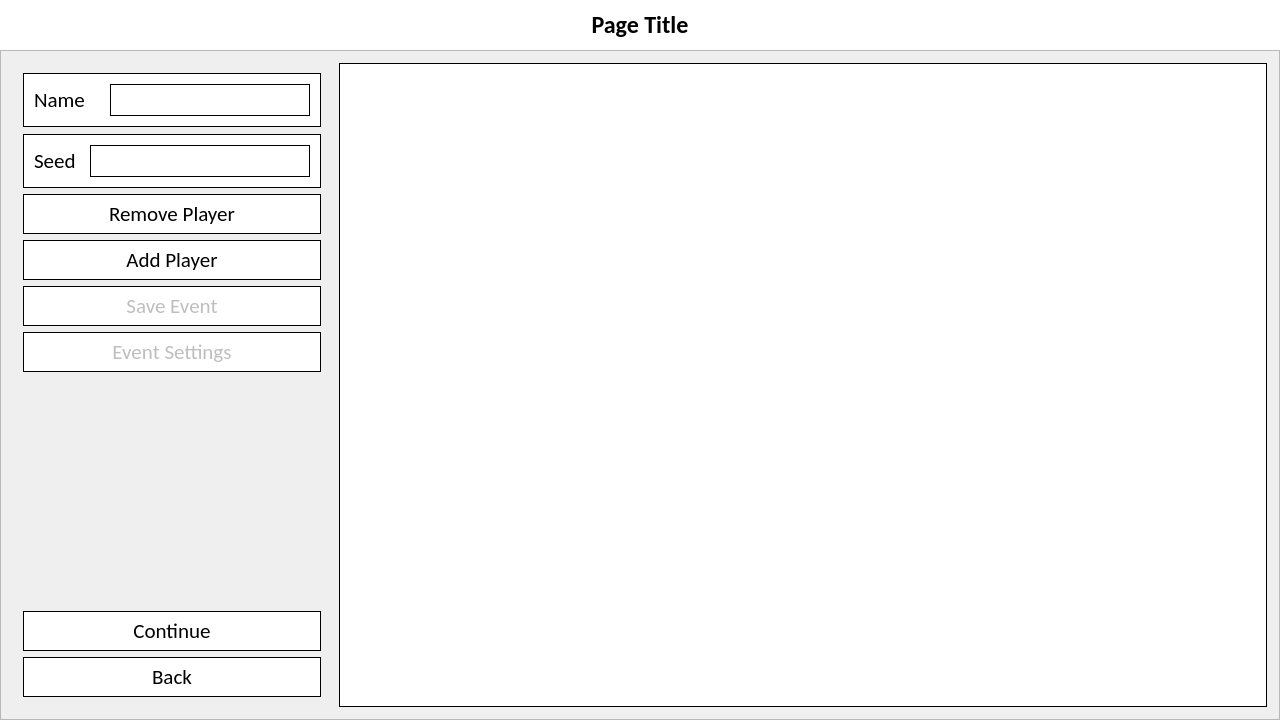
WatkingStudio/Tournament-Creator, file forms/mainwindow.ui: the form before one commit.
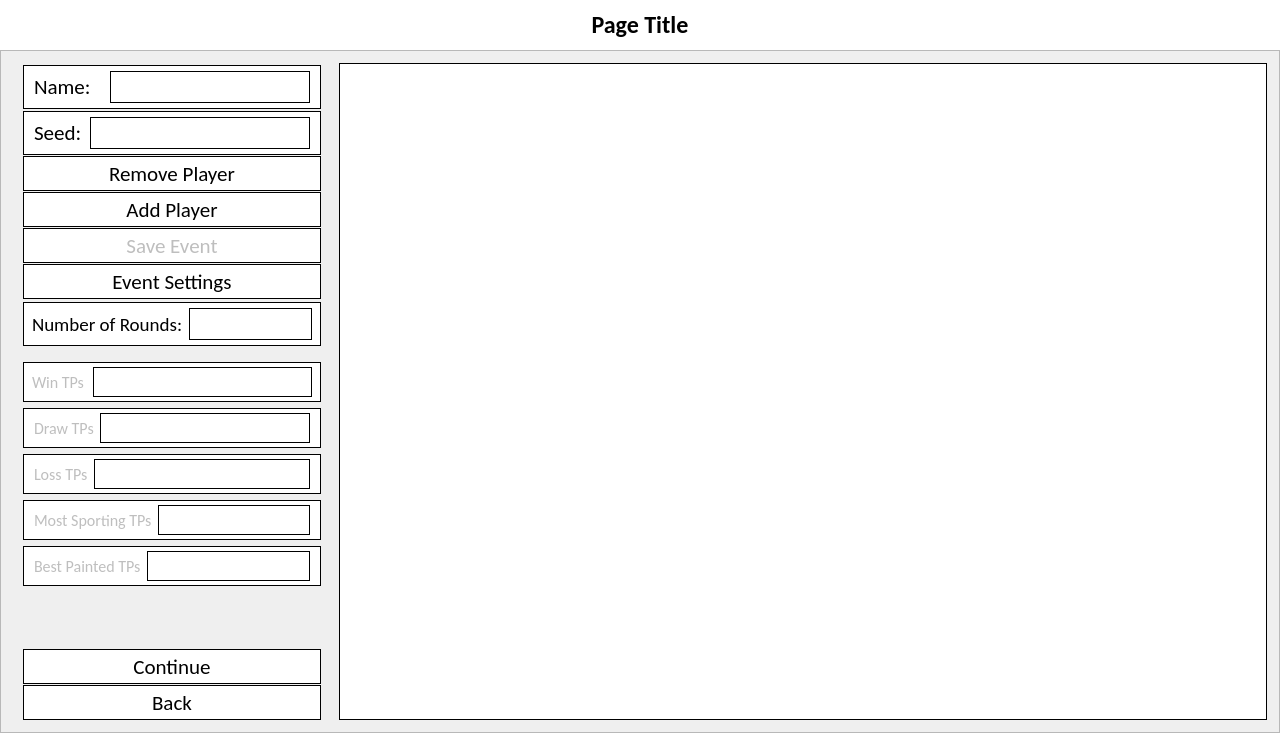
The form after the commit. The open tabs and pages were chosen to show the change. Icons and pictures are not drawn.

Commit message: Rounds and Values Added

Diff of the .ui file:
```diff
--- a/forms/mainwindow.ui
+++ b/forms/mainwindow.ui
@@ -7,7 +7,7 @@
     <x>0</x>
     <y>0</y>
     <width>1280</width>
-    <height>720</height>
+    <height>733</height>
    </rect>
   </property>
   <property name="windowTitle">
@@ -110,7 +110,7 @@
          <x>0</x>
          <y>0</y>
          <width>1278</width>
-         <height>668</height>
+         <height>681</height>
         </rect>
        </property>
        <layout class="QGridLayout" name="gridLayout">
@@ -256,7 +256,7 @@
               <property name="minimumSize">
                <size>
                 <width>175</width>
-                <height>430</height>
+                <height>600</height>
                </size>
               </property>
               <property name="maximumSize">
@@ -266,17 +266,32 @@
                </size>
               </property>
               <layout class="QVBoxLayout" name="verticalLayout_3">
+               <property name="spacing">
+                <number>1</number>
+               </property>
+               <property name="topMargin">
+                <number>1</number>
+               </property>
+               <property name="bottomMargin">
+                <number>1</number>
+               </property>
                <item>
                 <widget class="QWidget" name="playerInputWidget" native="true">
                  <property name="minimumSize">
                   <size>
                    <width>160</width>
-                   <height>108</height>
+                   <height>92</height>
+                  </size>
+                 </property>
+                 <property name="maximumSize">
+                  <size>
+                   <width>16777215</width>
+                   <height>94</height>
                   </size>
                  </property>
                  <layout class="QVBoxLayout" name="verticalLayout_4">
                   <property name="spacing">
-                   <number>7</number>
+                   <number>2</number>
                   </property>
                   <property name="leftMargin">
                    <number>0</number>
@@ -295,13 +310,25 @@
                     <property name="minimumSize">
                      <size>
                       <width>160</width>
-                      <height>54</height>
+                      <height>44</height>
+                     </size>
+                    </property>
+                    <property name="maximumSize">
+                     <size>
+                      <width>16777215</width>
+                      <height>40</height>
                      </size>
                     </property>
                     <property name="styleSheet">
                      <string notr="true">border: 1px solid; background:white;</string>
                     </property>
                     <layout class="QHBoxLayout" name="horizontalLayout_6">
+                     <property name="topMargin">
+                      <number>1</number>
+                     </property>
+                     <property name="bottomMargin">
+                      <number>1</number>
+                     </property>
                      <item>
                       <widget class="QLabel" name="playerNameInputLabel">
                        <property name="minimumSize">
@@ -320,7 +347,7 @@
                         <string notr="true">border:none;</string>
                        </property>
                        <property name="text">
-                        <string>Name</string>
+                        <string>Name:</string>
                        </property>
                       </widget>
                      </item>
@@ -354,13 +381,25 @@
                     <property name="minimumSize">
                      <size>
                       <width>160</width>
-                      <height>54</height>
+                      <height>44</height>
+                     </size>
+                    </property>
+                    <property name="maximumSize">
+                     <size>
+                      <width>16777215</width>
+                      <height>40</height>
                      </size>
                     </property>
                     <property name="styleSheet">
                      <string notr="true">border: 1px solid; background:white;</string>
                     </property>
                     <layout class="QHBoxLayout" name="horizontalLayout_5">
+                     <property name="topMargin">
+                      <number>1</number>
+                     </property>
+                     <property name="bottomMargin">
+                      <number>1</number>
+                     </property>
                      <item>
                       <widget class="QLabel" name="playerSeedInputLabel">
                        <property name="minimumSize">
@@ -379,7 +418,7 @@
                         <string notr="true">border: none;</string>
                        </property>
                        <property name="text">
-                        <string>Seed</string>
+                        <string>Seed:</string>
                        </property>
                       </widget>
                      </item>
@@ -416,13 +455,13 @@
                  <property name="minimumSize">
                   <size>
                    <width>120</width>
-                   <height>40</height>
+                   <height>35</height>
                   </size>
                  </property>
                  <property name="maximumSize">
                   <size>
                    <width>300</width>
-                   <height>16777215</height>
+                   <height>40</height>
                   </size>
                  </property>
                  <property name="font">
@@ -444,13 +483,13 @@
                  <property name="minimumSize">
                   <size>
                    <width>120</width>
-                   <height>40</height>
+                   <height>35</height>
                   </size>
                  </property>
                  <property name="maximumSize">
                   <size>
                    <width>300</width>
-                   <height>16777215</height>
+                   <height>40</height>
                   </size>
                  </property>
                  <property name="font">
@@ -475,13 +514,13 @@
                  <property name="minimumSize">
                   <size>
                    <width>120</width>
-                   <height>40</height>
+                   <height>35</height>
                   </size>
                  </property>
                  <property name="maximumSize">
                   <size>
                    <width>300</width>
-                   <height>16777215</height>
+                   <height>40</height>
                   </size>
                  </property>
                  <property name="font">
@@ -501,18 +540,18 @@
                <item>
                 <widget class="QPushButton" name="eventSettingsButton">
                  <property name="enabled">
-                  <bool>false</bool>
+                  <bool>true</bool>
                  </property>
                  <property name="minimumSize">
                   <size>
                    <width>120</width>
-                   <height>40</height>
+                   <height>35</height>
                   </size>
                  </property>
                  <property name="maximumSize">
                   <size>
                    <width>300</width>
-                   <height>16777215</height>
+                   <height>40</height>
                   </size>
                  </property>
                  <property name="font">
@@ -529,6 +568,507 @@
                  </property>
                 </widget>
                </item>
+               <item>
+                <widget class="QWidget" name="eventSettingsNumberRoundsWidget" native="true">
+                 <property name="minimumSize">
+                  <size>
+                   <width>0</width>
+                   <height>44</height>
+                  </size>
+                 </property>
+                 <property name="maximumSize">
+                  <size>
+                   <width>16777215</width>
+                   <height>40</height>
+                  </size>
+                 </property>
+                 <property name="styleSheet">
+                  <string notr="true">border: 1px solid; background:white;</string>
+                 </property>
+                 <layout class="QHBoxLayout" name="horizontalLayout_19">
+                  <property name="leftMargin">
+                   <number>9</number>
+                  </property>
+                  <property name="topMargin">
+                   <number>1</number>
+                  </property>
+                  <property name="rightMargin">
+                   <number>9</number>
+                  </property>
+                  <property name="bottomMargin">
+                   <number>1</number>
+                  </property>
+                  <item>
+                   <widget class="QLabel" name="eventSettingsNumberRoundsLabel">
+                    <property name="font">
+                     <font>
+                      <family>Calibri</family>
+                      <pointsize>14</pointsize>
+                     </font>
+                    </property>
+                    <property name="styleSheet">
+                     <string notr="true">border:none;</string>
+                    </property>
+                    <property name="text">
+                     <string>Number of Rounds:</string>
+                    </property>
+                   </widget>
+                  </item>
+                  <item>
+                   <widget class="QLineEdit" name="eventSettingsNumberRoundsLineEdit">
+                    <property name="minimumSize">
+                     <size>
+                      <width>100</width>
+                      <height>32</height>
+                     </size>
+                    </property>
+                    <property name="maximumSize">
+                     <size>
+                      <width>16777215</width>
+                      <height>32</height>
+                     </size>
+                    </property>
+                    <property name="font">
+                     <font>
+                      <family>Calibri</family>
+                      <pointsize>14</pointsize>
+                     </font>
+                    </property>
+                   </widget>
+                  </item>
+                 </layout>
+                </widget>
+               </item>
+               <item>
+                <widget class="QWidget" name="eventSettingsTPValues" native="true">
+                 <property name="enabled">
+                  <bool>false</bool>
+                 </property>
+                 <property name="minimumSize">
+                  <size>
+                   <width>0</width>
+                   <height>235</height>
+                  </size>
+                 </property>
+                 <property name="maximumSize">
+                  <size>
+                   <width>16777215</width>
+                   <height>215</height>
+                  </size>
+                 </property>
+                 <layout class="QVBoxLayout" name="verticalLayout_25">
+                  <property name="spacing">
+                   <number>3</number>
+                  </property>
+                  <property name="leftMargin">
+                   <number>0</number>
+                  </property>
+                  <property name="topMargin">
+                   <number>0</number>
+                  </property>
+                  <property name="rightMargin">
+                   <number>0</number>
+                  </property>
+                  <property name="bottomMargin">
+                   <number>0</number>
+                  </property>
+                  <item>
+                   <widget class="QWidget" name="eventSettingsTPValuesWinWidget" native="true">
+                    <property name="minimumSize">
+                     <size>
+                      <width>0</width>
+                      <height>40</height>
+                     </size>
+                    </property>
+                    <property name="maximumSize">
+                     <size>
+                      <width>16777215</width>
+                      <height>32</height>
+                     </size>
+                    </property>
+                    <property name="styleSheet">
+                     <string notr="true">border: 1px solid; background:white;</string>
+                    </property>
+                    <layout class="QHBoxLayout" name="horizontalLayout_20">
+                     <property name="spacing">
+                      <number>9</number>
+                     </property>
+                     <property name="leftMargin">
+                      <number>9</number>
+                     </property>
+                     <property name="topMargin">
+                      <number>1</number>
+                     </property>
+                     <property name="rightMargin">
+                      <number>9</number>
+                     </property>
+                     <property name="bottomMargin">
+                      <number>1</number>
+                     </property>
+                     <item>
+                      <widget class="QLabel" name="eventSettingsWinLabel">
+                       <property name="minimumSize">
+                        <size>
+                         <width>0</width>
+                         <height>30</height>
+                        </size>
+                       </property>
+                       <property name="maximumSize">
+                        <size>
+                         <width>16777215</width>
+                         <height>30</height>
+                        </size>
+                       </property>
+                       <property name="font">
+                        <font>
+                         <family>Calibri</family>
+                         <pointsize>12</pointsize>
+                        </font>
+                       </property>
+                       <property name="styleSheet">
+                        <string notr="true">border:none;</string>
+                       </property>
+                       <property name="text">
+                        <string>Win TPs</string>
+                       </property>
+                      </widget>
+                     </item>
+                     <item>
+                      <widget class="QLineEdit" name="eventSettingsWinLineEdit">
+                       <property name="minimumSize">
+                        <size>
+                         <width>0</width>
+                         <height>30</height>
+                        </size>
+                       </property>
+                       <property name="maximumSize">
+                        <size>
+                         <width>16777215</width>
+                         <height>30</height>
+                        </size>
+                       </property>
+                       <property name="font">
+                        <font>
+                         <family>Calibri</family>
+                         <pointsize>12</pointsize>
+                        </font>
+                       </property>
+                      </widget>
+                     </item>
+                    </layout>
+                   </widget>
+                  </item>
+                  <item>
+                   <widget class="QWidget" name="eventSettingsTPValuesDrawWidget" native="true">
+                    <property name="minimumSize">
+                     <size>
+                      <width>0</width>
+                      <height>40</height>
+                     </size>
+                    </property>
+                    <property name="maximumSize">
+                     <size>
+                      <width>16777215</width>
+                      <height>32</height>
+                     </size>
+                    </property>
+                    <property name="styleSheet">
+                     <string notr="true">border: 1px solid; background:white;</string>
+                    </property>
+                    <layout class="QHBoxLayout" name="horizontalLayout_21">
+                     <property name="topMargin">
+                      <number>1</number>
+                     </property>
+                     <property name="bottomMargin">
+                      <number>1</number>
+                     </property>
+                     <item>
+                      <widget class="QLabel" name="eventSettingsDrawLabel">
+                       <property name="minimumSize">
+                        <size>
+                         <width>0</width>
+                         <height>30</height>
+                        </size>
+                       </property>
+                       <property name="maximumSize">
+                        <size>
+                         <width>16777215</width>
+                         <height>30</height>
+                        </size>
+                       </property>
+                       <property name="font">
+                        <font>
+                         <family>Calibri</family>
+                         <pointsize>12</pointsize>
+                        </font>
+                       </property>
+                       <property name="styleSheet">
+                        <string notr="true">border:none;</string>
+                       </property>
+                       <property name="text">
+                        <string>Draw TPs</string>
+                       </property>
+                      </widget>
+                     </item>
+                     <item>
+                      <widget class="QLineEdit" name="eventSettingsDrawLineEdit">
+                       <property name="minimumSize">
+                        <size>
+                         <width>0</width>
+                         <height>30</height>
+                        </size>
+                       </property>
+                       <property name="maximumSize">
+                        <size>
+                         <width>16777215</width>
+                         <height>30</height>
+                        </size>
+                       </property>
+                       <property name="font">
+                        <font>
+                         <family>Calibri</family>
+                         <pointsize>12</pointsize>
+                        </font>
+                       </property>
+                      </widget>
+                     </item>
+                    </layout>
+                   </widget>
+                  </item>
+                  <item>
+                   <widget class="QWidget" name="eventSettingsTPValuesLossWidget" native="true">
+                    <property name="minimumSize">
+                     <size>
+                      <width>0</width>
+                      <height>40</height>
+                     </size>
+                    </property>
+                    <property name="maximumSize">
+                     <size>
+                      <width>16777215</width>
+                      <height>32</height>
+                     </size>
+                    </property>
+                    <property name="styleSheet">
+                     <string notr="true">border: 1px solid; background:white;</string>
+                    </property>
+                    <layout class="QHBoxLayout" name="horizontalLayout_22">
+                     <property name="topMargin">
+                      <number>1</number>
+                     </property>
+                     <property name="bottomMargin">
+                      <number>1</number>
+                     </property>
+                     <item>
+                      <widget class="QLabel" name="eventSettingsLossLabel">
+                       <property name="minimumSize">
+                        <size>
+                         <width>0</width>
+                         <height>30</height>
+                        </size>
+                       </property>
+                       <property name="maximumSize">
+                        <size>
+                         <width>16777215</width>
+                         <height>30</height>
+                        </size>
+                       </property>
+                       <property name="font">
+                        <font>
+                         <family>Calibri</family>
+                         <pointsize>12</pointsize>
+                        </font>
+                       </property>
+                       <property name="styleSheet">
+                        <string notr="true">border:none;</string>
+                       </property>
+                       <property name="text">
+                        <string>Loss TPs</string>
+                       </property>
+                      </widget>
+                     </item>
+                     <item>
+                      <widget class="QLineEdit" name="eventSettingsLossLineEdit">
+                       <property name="minimumSize">
+                        <size>
+                         <width>0</width>
+                         <height>30</height>
+                        </size>
+                       </property>
+                       <property name="maximumSize">
+                        <size>
+                         <width>16777215</width>
+                         <height>30</height>
+                        </size>
+                       </property>
+                       <property name="font">
+                        <font>
+                         <family>Calibri</family>
+                         <pointsize>12</pointsize>
+                        </font>
+                       </property>
+                      </widget>
+                     </item>
+                    </layout>
+                   </widget>
+                  </item>
+                  <item>
+                   <widget class="QWidget" name="eventSettingsTPValuesMostSportingWidget" native="true">
+                    <property name="minimumSize">
+                     <size>
+                      <width>0</width>
+                      <height>40</height>
+                     </size>
+                    </property>
+                    <property name="maximumSize">
+                     <size>
+                      <width>16777215</width>
+                      <height>32</height>
+                     </size>
+                    </property>
+                    <property name="styleSheet">
+                     <string notr="true">border: 1px solid; background:white;</string>
+                    </property>
+                    <layout class="QHBoxLayout" name="horizontalLayout_23">
+                     <property name="topMargin">
+                      <number>1</number>
+                     </property>
+                     <property name="bottomMargin">
+                      <number>1</number>
+                     </property>
+                     <item>
+                      <widget class="QLabel" name="eventSettingsMostSportingLabel">
+                       <property name="minimumSize">
+                        <size>
+                         <width>0</width>
+                         <height>30</height>
+                        </size>
+                       </property>
+                       <property name="maximumSize">
+                        <size>
+                         <width>16777215</width>
+                         <height>30</height>
+                        </size>
+                       </property>
+                       <property name="font">
+                        <font>
+                         <family>Calibri</family>
+                         <pointsize>12</pointsize>
+                        </font>
+                       </property>
+                       <property name="styleSheet">
+                        <string notr="true">border:none;</string>
+                       </property>
+                       <property name="text">
+                        <string>Most Sporting TPs</string>
+                       </property>
+                      </widget>
+                     </item>
+                     <item>
+                      <widget class="QLineEdit" name="eventSettingsMostSportingLineEdit">
+                       <property name="minimumSize">
+                        <size>
+                         <width>0</width>
+                         <height>30</height>
+                        </size>
+                       </property>
+                       <property name="maximumSize">
+                        <size>
+                         <width>16777215</width>
+                         <height>30</height>
+                        </size>
+                       </property>
+                       <property name="font">
+                        <font>
+                         <family>Calibri</family>
+                         <pointsize>12</pointsize>
+                        </font>
+                       </property>
+                      </widget>
+                     </item>
+                    </layout>
+                   </widget>
+                  </item>
+                  <item>
+                   <widget class="QWidget" name="eventSettingsTPValuesBestPaintedWidget" native="true">
+                    <property name="minimumSize">
+                     <size>
+                      <width>0</width>
+                      <height>40</height>
+                     </size>
+                    </property>
+                    <property name="maximumSize">
+                     <size>
+                      <width>16777215</width>
+                      <height>32</height>
+                     </size>
+                    </property>
+                    <property name="styleSheet">
+                     <string notr="true">border: 1px solid; background:white;</string>
+                    </property>
+                    <layout class="QHBoxLayout" name="horizontalLayout_24">
+                     <property name="topMargin">
+                      <number>1</number>
+                     </property>
+                     <property name="bottomMargin">
+                      <number>1</number>
+                     </property>
+                     <item>
+                      <widget class="QLabel" name="eventSettingsBestPaintedLabel">
+                       <property name="minimumSize">
+                        <size>
+                         <width>0</width>
+                         <height>30</height>
+                        </size>
+                       </property>
+                       <property name="maximumSize">
+                        <size>
+                         <width>16777215</width>
+                         <height>30</height>
+                        </size>
+                       </property>
+                       <property name="font">
+                        <font>
+                         <family>Calibri</family>
+                         <pointsize>12</pointsize>
+                        </font>
+                       </property>
+                       <property name="styleSheet">
+                        <string notr="true">border:none;</string>
+                       </property>
+                       <property name="text">
+                        <string>Best Painted TPs</string>
+                       </property>
+                      </widget>
+                     </item>
+                     <item>
+                      <widget class="QLineEdit" name="eventSettingsBestPaintedLineEdit">
+                       <property name="minimumSize">
+                        <size>
+                         <width>0</width>
+                         <height>30</height>
+                        </size>
+                       </property>
+                       <property name="maximumSize">
+                        <size>
+                         <width>16777215</width>
+                         <height>30</height>
+                        </size>
+                       </property>
+                       <property name="font">
+                        <font>
+                         <family>Calibri</family>
+                         <pointsize>12</pointsize>
+                        </font>
+                       </property>
+                      </widget>
+                     </item>
+                    </layout>
+                   </widget>
+                  </item>
+                 </layout>
+                </widget>
+               </item>
                <item>
                 <spacer name="verticalSpacer_3">
                  <property name="orientation">
@@ -537,7 +1077,7 @@
                  <property name="sizeHint" stdset="0">
                   <size>
                    <width>20</width>
-                   <height>224</height>
+                   <height>40</height>
                   </size>
                  </property>
                 </spacer>
@@ -547,13 +1087,13 @@
                  <property name="minimumSize">
                   <size>
                    <width>120</width>
-                   <height>40</height>
+                   <height>35</height>
                   </size>
                  </property>
                  <property name="maximumSize">
                   <size>
                    <width>300</width>
-                   <height>16777215</height>
+                   <height>40</height>
                   </size>
                  </property>
                  <property name="font">
@@ -575,13 +1115,13 @@
                  <property name="minimumSize">
                   <size>
                    <width>120</width>
-                   <height>40</height>
+                   <height>35</height>
                   </size>
                  </property>
                  <property name="maximumSize">
                   <size>
                    <width>300</width>
-                   <height>16777215</height>
+                   <height>40</height>
                   </size>
                  </property>
                  <property name="font">
@@ -620,8 +1160,8 @@
                 <rect>
                  <x>0</x>
                  <y>0</y>
-                 <width>200</width>
-                 <height>430</height>
+                 <width>934</width>
+                 <height>663</height>
                 </rect>
                </property>
                <layout class="QVBoxLayout" name="verticalLayout_5">
```
Left out of the diff: 2 changed lines with no effect on the pictures. The commit also changes 9 other files.
